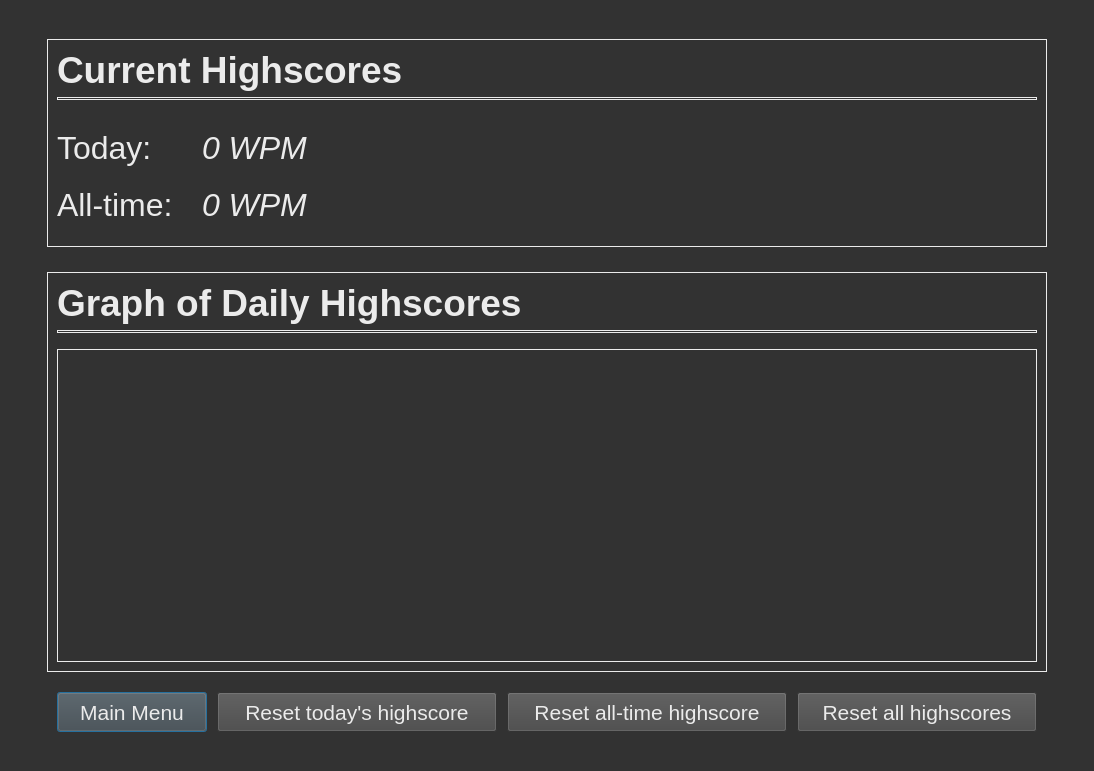
First picture: the form in speed-typer/source_ui/statsWindow.ui, repository Rolv-Apneseth/ps-typer, before the edit.
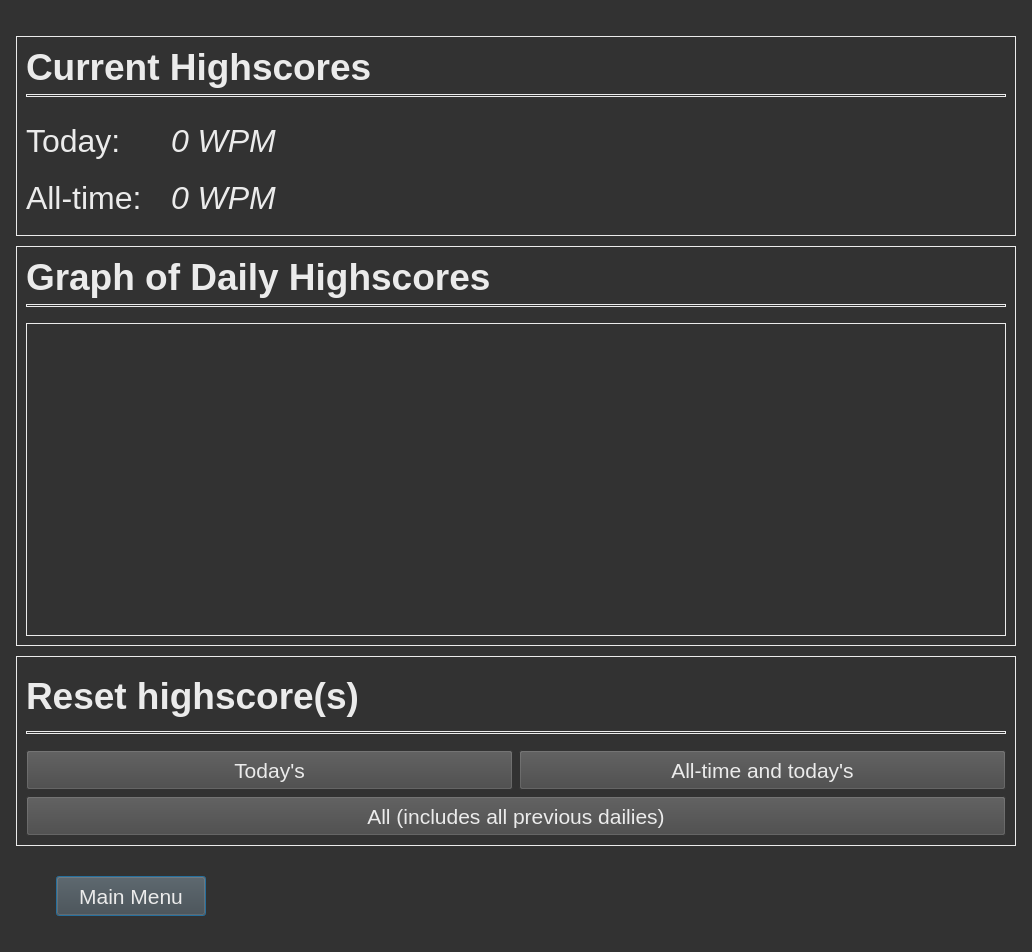
Second picture: the form after the edit.

Commit message: Changed layout of reset buttons and gave them their own frame

The edit to the form file:
```diff
--- a/speed-typer/source_ui/statsWindow.ui
+++ b/speed-typer/source_ui/statsWindow.ui
@@ -6,8 +6,8 @@
    <rect>
     <x>0</x>
     <y>0</y>
-    <width>1094</width>
-    <height>771</height>
+    <width>1032</width>
+    <height>952</height>
    </rect>
   </property>
   <property name="windowTitle">
@@ -129,12 +129,12 @@
              <enum>Qt::Vertical</enum>
             </property>
             <property name="sizeType">
-             <enum>QSizePolicy::Preferred</enum>
+             <enum>QSizePolicy::Fixed</enum>
             </property>
             <property name="sizeHint" stdset="0">
              <size>
               <width>20</width>
-              <height>20</height>
+              <height>10</height>
              </size>
             </property>
            </spacer>
@@ -266,7 +266,7 @@
         <enum>Qt::Vertical</enum>
        </property>
        <property name="sizeType">
-        <enum>QSizePolicy::Fixed</enum>
+        <enum>QSizePolicy::Preferred</enum>
        </property>
        <property name="sizeHint" stdset="0">
         <size>
@@ -342,12 +342,163 @@
         <enum>Qt::Vertical</enum>
        </property>
        <property name="sizeType">
+        <enum>QSizePolicy::Preferred</enum>
+       </property>
+       <property name="sizeHint" stdset="0">
+        <size>
+         <width>20</width>
+         <height>15</height>
+        </size>
+       </property>
+      </spacer>
+     </item>
+     <item>
+      <widget class="QFrame" name="frame">
+       <property name="minimumSize">
+        <size>
+         <width>0</width>
+         <height>190</height>
+        </size>
+       </property>
+       <property name="frameShape">
+        <enum>QFrame::StyledPanel</enum>
+       </property>
+       <property name="frameShadow">
+        <enum>QFrame::Raised</enum>
+       </property>
+       <layout class="QVBoxLayout" name="verticalLayout_2">
+        <item>
+         <widget class="QLabel" name="labelResetTitle">
+          <property name="sizePolicy">
+           <sizepolicy hsizetype="Preferred" vsizetype="Preferred">
+            <horstretch>0</horstretch>
+            <verstretch>0</verstretch>
+           </sizepolicy>
+          </property>
+          <property name="styleSheet">
+           <string notr="true">font-weight: bold; font-size: 28pt;</string>
+          </property>
+          <property name="text">
+           <string>Reset highscore(s)</string>
+          </property>
+         </widget>
+        </item>
+        <item>
+         <widget class="Line" name="line_3">
+          <property name="orientation">
+           <enum>Qt::Horizontal</enum>
+          </property>
+         </widget>
+        </item>
+        <item>
+         <spacer name="verticalSpacer_7">
+          <property name="orientation">
+           <enum>Qt::Vertical</enum>
+          </property>
+          <property name="sizeType">
+           <enum>QSizePolicy::Fixed</enum>
+          </property>
+          <property name="sizeHint" stdset="0">
+           <size>
+            <width>20</width>
+            <height>10</height>
+           </size>
+          </property>
+         </spacer>
+        </item>
+        <item>
+         <layout class="QVBoxLayout" name="verticalLayout">
+          <property name="topMargin">
+           <number>0</number>
+          </property>
+          <item>
+           <layout class="QHBoxLayout" name="horizontalLayout_7">
+            <property name="spacing">
+             <number>6</number>
+            </property>
+            <item>
+             <widget class="QPushButton" name="buttonResetDaily">
+              <property name="sizePolicy">
+               <sizepolicy hsizetype="Preferred" vsizetype="Maximum">
+                <horstretch>0</horstretch>
+                <verstretch>0</verstretch>
+               </sizepolicy>
+              </property>
+              <property name="minimumSize">
+               <size>
+                <width>280</width>
+                <height>40</height>
+               </size>
+              </property>
+              <property name="text">
+               <string>Today's</string>
+              </property>
+             </widget>
+            </item>
+            <item>
+             <widget class="QPushButton" name="buttonResetAllTime">
+              <property name="sizePolicy">
+               <sizepolicy hsizetype="Preferred" vsizetype="Maximum">
+                <horstretch>0</horstretch>
+                <verstretch>0</verstretch>
+               </sizepolicy>
+              </property>
+              <property name="minimumSize">
+               <size>
+                <width>280</width>
+                <height>40</height>
+               </size>
+              </property>
+              <property name="text">
+               <string>All-time and today's</string>
+              </property>
+             </widget>
+            </item>
+           </layout>
+          </item>
+          <item>
+           <layout class="QHBoxLayout" name="horizontalLayout_6">
+            <property name="topMargin">
+             <number>0</number>
+            </property>
+            <item>
+             <widget class="QPushButton" name="buttonResetAll">
+              <property name="sizePolicy">
+               <sizepolicy hsizetype="Preferred" vsizetype="Maximum">
+                <horstretch>0</horstretch>
+                <verstretch>0</verstretch>
+               </sizepolicy>
+              </property>
+              <property name="minimumSize">
+               <size>
+                <width>240</width>
+                <height>40</height>
+               </size>
+              </property>
+              <property name="text">
+               <string>All (includes all previous dailies)</string>
+              </property>
+             </widget>
+            </item>
+           </layout>
+          </item>
+         </layout>
+        </item>
+       </layout>
+      </widget>
+     </item>
+     <item>
+      <spacer name="verticalSpacer_6">
+       <property name="orientation">
+        <enum>Qt::Vertical</enum>
+       </property>
+       <property name="sizeType">
         <enum>QSizePolicy::Fixed</enum>
        </property>
        <property name="sizeHint" stdset="0">
         <size>
          <width>20</width>
-         <height>10</height>
+         <height>20</height>
         </size>
        </property>
       </spacer>
@@ -360,7 +511,7 @@
           <enum>Qt::Horizontal</enum>
          </property>
          <property name="sizeType">
-          <enum>QSizePolicy::Expanding</enum>
+          <enum>QSizePolicy::Preferred</enum>
          </property>
          <property name="sizeHint" stdset="0">
           <size>
@@ -392,63 +543,6 @@
          </property>
         </widget>
        </item>
-       <item>
-        <widget class="QPushButton" name="buttonResetDaily">
-         <property name="sizePolicy">
-          <sizepolicy hsizetype="Preferred" vsizetype="Maximum">
-           <horstretch>0</horstretch>
-           <verstretch>0</verstretch>
-          </sizepolicy>
-         </property>
-         <property name="minimumSize">
-          <size>
-           <width>280</width>
-           <height>40</height>
-          </size>
-         </property>
-         <property name="text">
-          <string>Reset today's highscore</string>
-         </property>
-        </widget>
-       </item>
-       <item>
-        <widget class="QPushButton" name="buttonResetAllTime">
-         <property name="sizePolicy">
-          <sizepolicy hsizetype="Preferred" vsizetype="Maximum">
-           <horstretch>0</horstretch>
-           <verstretch>0</verstretch>
-          </sizepolicy>
-         </property>
-         <property name="minimumSize">
-          <size>
-           <width>280</width>
-           <height>40</height>
-          </size>
-         </property>
-         <property name="text">
-          <string>Reset all-time highscore</string>
-         </property>
-        </widget>
-       </item>
-       <item>
-        <widget class="QPushButton" name="buttonResetAll">
-         <property name="sizePolicy">
-          <sizepolicy hsizetype="Preferred" vsizetype="Maximum">
-           <horstretch>0</horstretch>
-           <verstretch>0</verstretch>
-          </sizepolicy>
-         </property>
-         <property name="minimumSize">
-          <size>
-           <width>240</width>
-           <height>40</height>
-          </size>
-         </property>
-         <property name="text">
-          <string>Reset all highscores</string>
-         </property>
-        </widget>
-       </item>
        <item>
         <spacer name="horizontalSpacer_4">
          <property name="orientation">
```
The commit also changes 1 other file.
